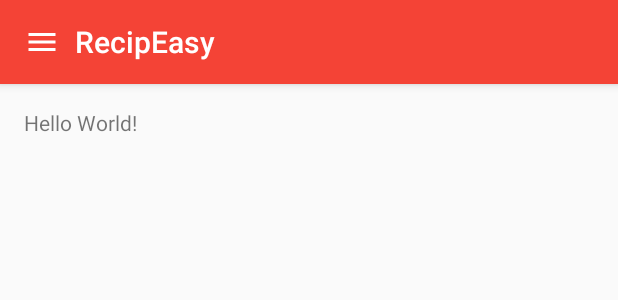
After one commit to mecolmg/RecipEasy, an Android app: the layout activity_recipe_view.xml on its own in the app's theme, with its tools: preview values and no code run, on a phone screen of 412 x 824 dp. The commit adds this screen. Shown: the top 300 px of the screen. Run offline under Robolectric (Android 15) with nearby library versions, the phone set to English and light mode, and no system bars.

```diff
--- a/mobile/src/main/java/com/gallagher/colm/recipeasy/MainActivity.java
+++ b/mobile/src/main/java/com/gallagher/colm/recipeasy/MainActivity.java
@@ -8,17 +8,19 @@ import android.view.Menu;
 import android.view.MenuItem;
 
 public class MainActivity extends AppCompatActivity {
-
+    //
     private Toolbar toolbar;
+    private Database database;
 
     @Override
     protected void onCreate(Bundle savedInstanceState) {
         super.onCreate(savedInstanceState);
         setContentView(R.layout.activity_main);
-
+        database = new Database(this);
         toolbar = (Toolbar) findViewById(R.id.tool_bar);
         setSupportActionBar(toolbar);
         getSupportActionBar().setDisplayShowTitleEnabled(false);
+
     }
 
     @Override
--- /dev/null
+++ b/mobile/src/main/res/layout/activity_recipe_view.xml
@@ -0,0 +1,26 @@
+<?xml version="1.0" encoding="utf-8"?>
+<RelativeLayout xmlns:android="http://schemas.android.com/apk/res/android"
+    android:layout_width="match_parent" android:layout_height="match_parent">
+
+    <include
+        android:id="@+id/tool_bar"
+        layout="@layout/tool_bar"
+        ></include>
+
+    <LinearLayout
+        android:layout_width="match_parent"
+        android:layout_height="wrap_content"
+        android:paddingLeft="@dimen/activity_horizontal_margin"
+        android:paddingRight="@dimen/activity_horizontal_margin"
+        android:paddingTop="@dimen/activity_vertical_margin"
+        android:paddingBottom="@dimen/activity_vertical_margin"
+        android:orientation="vertical"
+        android:layout_below="@+id/tool_bar"
+        android:layout_alignParentStart="true">
+        <TextView
+            android:layout_width="wrap_content"
+            android:layout_height="wrap_content"
+            android:text="Hello World!" />
+    </LinearLayout>
+
+</RelativeLayout>
```
Also changed, not shown: mobile/src/main/java/com/gallagher/colm/recipeasy/Database.java (added, +85 -0 lines), mobile/src/main/java/com/gallagher/colm/recipeasy/RecipeViewActivity.java (added, +29 -0 lines).
